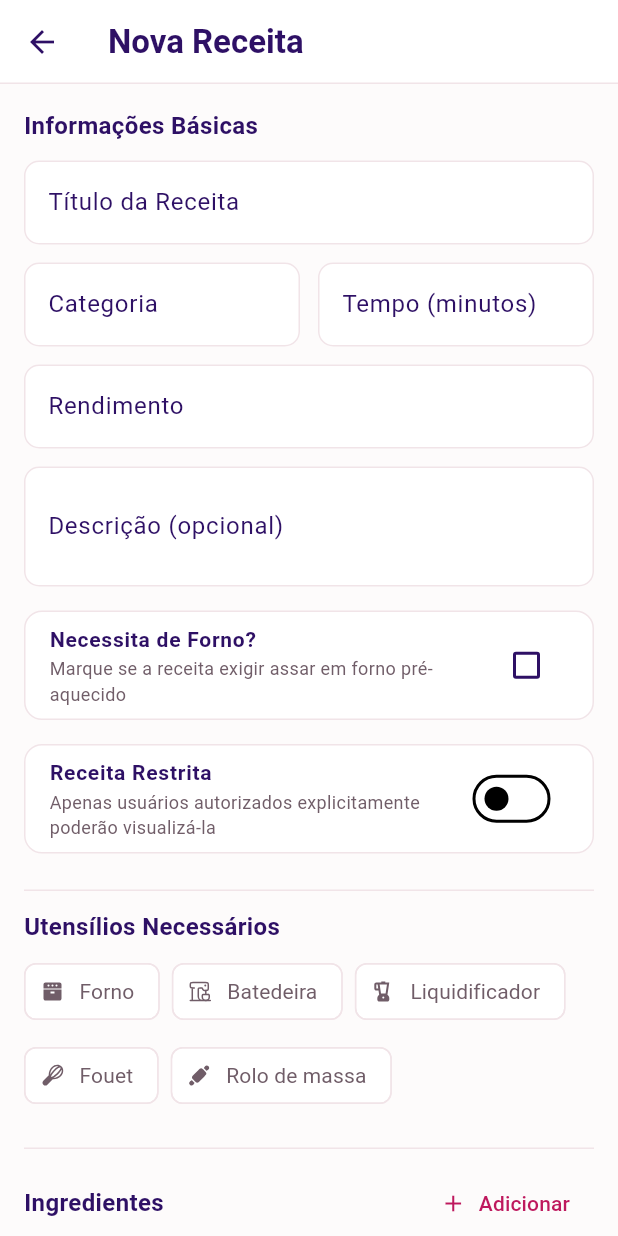
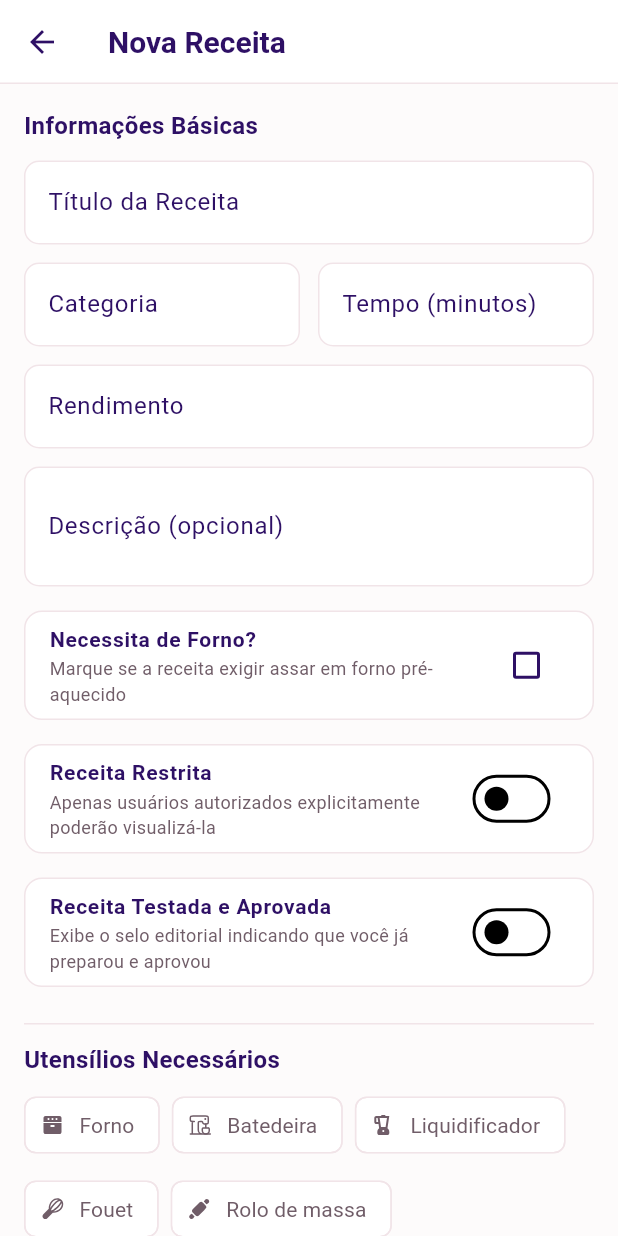
Before and after one commit to livialmeida/LivCipes, a Flutter app: the RecipeFormScreen screen opened directly, on a phone screen of 412 x 824 dp. Run offline on Flutter 3.47's test engine with Material 3 defaults, Android fonts, the phone set to English and light mode, and no system bars; our stand-ins replace cloud_firestore, firebase_core, flutter_svg, google_fonts, shared_preferences, web; accounts and stored records are empty; generated files the repository leaves out were written again; Roboto replaces fonts that are missing (Momo Trust Display, Momo Trust Sans).

Commit message:
feat(ui): add app logo, approval toggle in form, and restrict add recipe FAB to admin

```diff
--- a/lib/features/recipes/recipe_form_screen.dart
+++ b/lib/features/recipes/recipe_form_screen.dart
@@ -34,6 +34,7 @@ class _RecipeFormScreenState extends State<RecipeFormScreen> {
 
   bool _ovenRequired = false;
   bool _isRestricted = false;
+  bool _isApproved = false;
   bool _isSaving = false;
 
   bool get _isEditing => widget.recipeToEdit != null;
@@ -55,6 +56,7 @@ class _RecipeFormScreenState extends State<RecipeFormScreen> {
       text: r?.ovenTemperature != null ? r!.ovenTemperature.toString() : '',
     );
     _isRestricted = r?.isRestricted ?? false;
+    _isApproved = r?.isApproved ?? false;
 
     if (r != null) {
       _selectedUtensilIds.addAll(r.requiredUtensils);
@@ -172,6 +174,7 @@ class _RecipeFormScreenState extends State<RecipeFormScreen> {
         ingredients: ingredients,
         stepGroups: stepGroups,
         isRestricted: _isRestricted,
+        isApproved: _isApproved,
         createdAt: widget.recipeToEdit?.createdAt ?? DateTime.now(),
       );
 
@@ -359,6 +362,33 @@ class _RecipeFormScreenState extends State<RecipeFormScreen> {
                 value: _isRestricted,
                 activeThumbColor: AppColors.primary,
                 onChanged: (val) => setState(() => _isRestricted = val),
+              ),
+            ),
+            const SizedBox(height: 16),
+            Container(
+              decoration: BoxDecoration(
+                color: _isApproved ? const Color(0xFFE8F3EE) : AppColors.surface,
+                borderRadius: BorderRadius.circular(12),
+                border: Border.all(
+                  color: _isApproved ? const Color(0xFFB7D9C9) : AppColors.border,
+                ),
+              ),
+              child: SwitchListTile(
+                title: const Text(
+                  'Receita Testada e Aprovada',
+                  style: TextStyle(
+                    fontSize: 14,
+                    fontWeight: FontWeight.w600,
+                    color: AppColors.textPrimary,
+                  ),
+                ),
+                subtitle: const Text(
+                  'Exibe o selo editorial indicando que você já preparou e aprovou',
+                  style: TextStyle(fontSize: 12, color: AppColors.textSecondary),
+                ),
+                value: _isApproved,
+                activeThumbColor: const Color(0xFF2E6F56),
+                onChanged: (val) => setState(() => _isApproved = val),
               ),
             ),
             const SizedBox(height: 24),
--- a/pubspec.yaml
+++ b/pubspec.yaml
@@ -23,6 +23,7 @@ dependencies:
   shared_preferences: ^2.5.6
   url_strategy: ^0.3.0
   web: ^1.1.1
+  google_fonts: ^8.2.1
 
 dev_dependencies:
   flutter_test:
@@ -43,3 +44,4 @@ flutter:
   uses-material-design: true
   assets:
     - assets/icons/
+    - assets/images/
```
Also changed, not shown: lib/core/app_theme.dart (+63 -2 lines), lib/features/auth/access_gate_screen.dart (+8 -10 lines), lib/features/recipes/recipe_list_screen.dart (+4 -4 lines), assets/images/logo.png (added), pubspec.lock, 5 other files.
